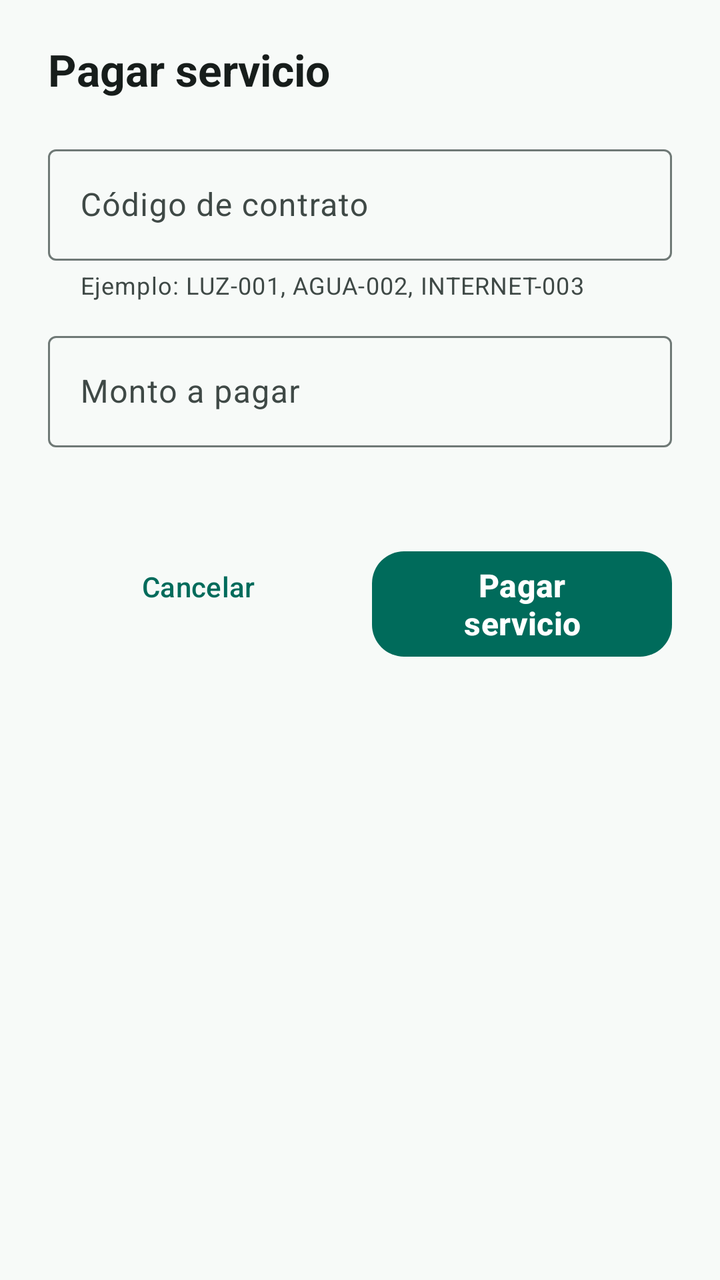
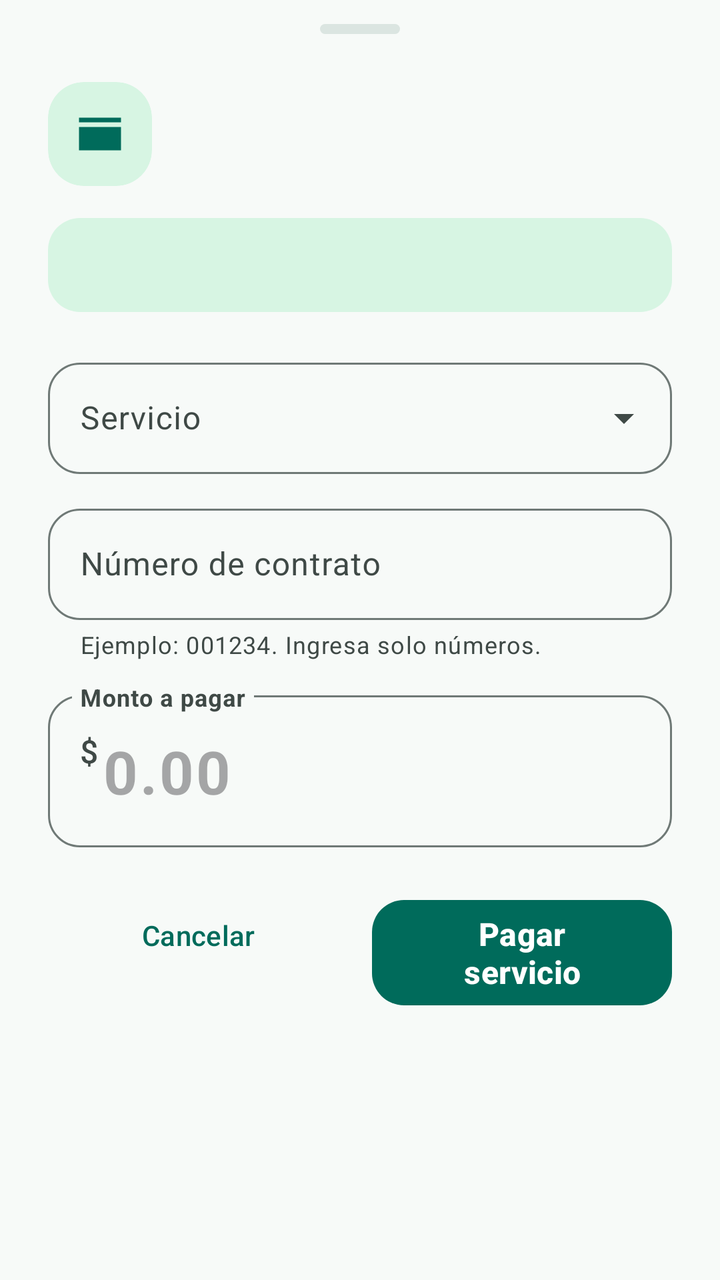

Two renders of the same Android screen: before a commit and after it. Below are the layout's source before the change and the commit's diff.
<!-- AndroidManifest.xml: application theme Theme.NexoPay -->
<!-- res/layout/sheet_service.xml -->
<?xml version="1.0" encoding="utf-8"?>
<LinearLayout xmlns:android="http://schemas.android.com/apk/res/android"
    xmlns:app="http://schemas.android.com/apk/res-auto"
    android:layout_width="match_parent"
    android:layout_height="wrap_content"
    android:orientation="vertical"
    android:paddingStart="24dp"
    android:paddingTop="20dp"
    android:paddingEnd="24dp"
    android:paddingBottom="28dp">

    <TextView
        android:layout_width="match_parent"
        android:layout_height="wrap_content"
        android:text="@string/service_sheet_title"
        android:textColor="@color/nexo_on_surface"
        android:textSize="22sp"
        android:textStyle="bold" />

    <com.google.android.material.textfield.TextInputLayout
        android:id="@+id/inputLayoutContract"
        android:layout_width="match_parent"
        android:layout_height="wrap_content"
        android:layout_marginTop="20dp"
        android:hint="@string/service_sheet_code"
        app:helperText="@string/service_sheet_hint">

        <com.google.android.material.textfield.TextInputEditText
            android:id="@+id/inputContract"
            android:layout_width="match_parent"
            android:layout_height="wrap_content"
            android:digits="ABCDEFGHIJKLMNOPQRSTUVWXYZabcdefghijklmnopqrstuvwxyz0123456789-"
            android:imeOptions="actionNext"
            android:inputType="textCapCharacters"
            android:maxLength="17"
            android:singleLine="true" />
    </com.google.android.material.textfield.TextInputLayout>

    <com.google.android.material.textfield.TextInputLayout
        android:id="@+id/inputLayoutAmount"
        android:layout_width="match_parent"
        android:layout_height="wrap_content"
        android:layout_marginTop="12dp"
        android:hint="@string/service_sheet_amount"
        app:prefixText="S/ ">

        <com.google.android.material.textfield.TextInputEditText
            android:id="@+id/inputAmount"
            android:layout_width="match_parent"
            android:layout_height="wrap_content"
            android:imeOptions="actionDone"
            android:inputType="numberDecimal"
            android:maxLength="12"
            android:singleLine="true" />
    </com.google.android.material.textfield.TextInputLayout>

    <TextView
        android:id="@+id/textAvailable"
        android:layout_width="match_parent"
        android:layout_height="wrap_content"
        android:layout_marginTop="8dp"
        android:textColor="@color/nexo_on_surface_variant"
        android:textSize="13sp" />

    <TextView
        android:id="@+id/textError"
        android:layout_width="match_parent"
        android:layout_height="wrap_content"
        android:layout_marginTop="8dp"
        android:textColor="@color/nexo_danger"
        android:textSize="13sp"
        android:visibility="gone" />

    <LinearLayout
        android:layout_width="match_parent"
        android:layout_height="wrap_content"
        android:layout_marginTop="20dp"
        android:orientation="horizontal">

        <com.google.android.material.button.MaterialButton
            android:id="@+id/buttonCancel"
            style="@style/Widget.Material3.Button.TextButton"
            android:layout_width="0dp"
            android:layout_height="wrap_content"
            android:layout_weight="1"
            android:text="@string/common_cancel" />

        <com.google.android.material.button.MaterialButton
            android:id="@+id/buttonConfirm"
            style="@style/Widget.NexoPay.PrimaryButton"
            android:layout_width="0dp"
            android:layout_height="wrap_content"
            android:layout_marginStart="12dp"
            android:layout_weight="1"
            android:text="@string/service_sheet_confirm" />
    </LinearLayout>
</LinearLayout>
<!-- resources referenced by this layout -->
<resources>
  <string name="service_sheet_code">Código de contrato</string>
  <string name="service_sheet_hint">Ejemplo: LUZ-001, AGUA-002, INTERNET-003</string>
  <string name="service_sheet_title">Pagar servicio</string>
  <style name="Theme.NexoPay" parent="Theme.Material3.Light.NoActionBar">
          <item name="colorPrimary">@color/nexo_primary</item>
          <item name="colorOnPrimary">@color/nexo_on_primary</item>
          <item name="colorPrimaryContainer">@color/nexo_primary_container</item>
          <item name="colorOnPrimaryContainer">@color/nexo_on_primary_container</item>
          <item name="colorSecondary">@color/nexo_secondary</item>
          <item name="colorOnSecondary">@color/nexo_on_secondary</item>
          <item name="colorSecondaryContainer">@color/nexo_secondary_container</item>
          <item name="colorOnSecondaryContainer">@color/nexo_on_secondary_container</item>
          <item name="colorSurface">@color/nexo_surface</item>
          <item name="colorOnSurface">@color/nexo_on_surface</item>
          <item name="colorSurfaceVariant">@color/nexo_surface_variant</item>
          <item name="colorOnSurfaceVariant">@color/nexo_on_surface_variant</item>
          <item name="colorOutline">@color/nexo_outline</item>
          <item name="colorError">@color/nexo_danger</item>
          <item name="colorOnError">@color/nexo_on_primary</item>
          <item name="android:colorBackground">@color/nexo_background</item>
          <item name="android:windowBackground">@color/nexo_background</item>
          <item name="android:statusBarColor">@android:color/transparent</item>
          <item name="android:navigationBarColor">@color/nexo_background</item>
          <item name="android:windowLightStatusBar">true</item>
          <item name="android:forceDarkAllowed" tools:targetApi="q">false</item>
      </style>
  <!-- unchanged entries left out for length: 19 -->
</resources>

<!-- the commit's change to res/layout/sheet_service.xml (unified diff, before → after) -->
@@ -1,27 +1,48 @@
 <?xml version="1.0" encoding="utf-8"?>
-<LinearLayout xmlns:android="http://schemas.android.com/apk/res/android"
+<androidx.core.widget.NestedScrollView xmlns:android="http://schemas.android.com/apk/res/android"
     xmlns:app="http://schemas.android.com/apk/res-auto"
+    android:layout_width="match_parent"
+    android:layout_height="wrap_content"
+    android:clipToPadding="false"
+    android:fillViewport="true">
+
+    <LinearLayout
     android:layout_width="match_parent"
     android:layout_height="wrap_content"
     android:orientation="vertical"
     android:paddingStart="24dp"
-    android:paddingTop="20dp"
+    android:paddingTop="12dp"
     android:paddingEnd="24dp"
     android:paddingBottom="28dp">
 
+    <include android:id="@+id/header" layout="@layout/view_wallet_sheet_header" />
+
     <TextView
+        android:id="@+id/textAvailable"
+        style="@style/Widget.NexoPay.AvailableBalance" />
+
+    <com.google.android.material.textfield.TextInputLayout
+        android:id="@+id/inputLayoutService"
+        style="@style/Widget.Material3.TextInputLayout.OutlinedBox.ExposedDropdownMenu"
         android:layout_width="match_parent"
         android:layout_height="wrap_content"
-        android:text="@string/service_sheet_title"
-        android:textColor="@color/nexo_on_surface"
-        android:textSize="22sp"
-        android:textStyle="bold" />
+        android:layout_marginTop="20dp"
+        android:hint="@string/service_sheet_service">
+
+        <com.google.android.material.textfield.MaterialAutoCompleteTextView
+            android:id="@+id/inputService"
+            android:layout_width="match_parent"
+            android:layout_height="wrap_content"
+            android:inputType="none"
+            android:saveEnabled="false"
+            android:singleLine="true" />
+    </com.google.android.material.textfield.TextInputLayout>
 
     <com.google.android.material.textfield.TextInputLayout
         android:id="@+id/inputLayoutContract"
         android:layout_width="match_parent"
         android:layout_height="wrap_content"
-        android:layout_marginTop="20dp"
+        android:layout_marginTop="12dp"
         android:hint="@string/service_sheet_code"
         app:helperText="@string/service_sheet_hint">
 
@@ -29,10 +50,10 @@
             android:id="@+id/inputContract"
             android:layout_width="match_parent"
             android:layout_height="wrap_content"
-            android:digits="ABCDEFGHIJKLMNOPQRSTUVWXYZabcdefghijklmnopqrstuvwxyz0123456789-"
             android:imeOptions="actionNext"
-            android:inputType="textCapCharacters"
-            android:maxLength="17"
+            android:inputType="number"
+            android:digits="0123456789"
+            android:maxLength="12"
             android:singleLine="true" />
     </com.google.android.material.textfield.TextInputLayout>
 
@@ -42,34 +63,22 @@
         android:layout_height="wrap_content"
         android:layout_marginTop="12dp"
         android:hint="@string/service_sheet_amount"
-        app:prefixText="S/ ">
+        app:expandedHintEnabled="false"
+        app:prefixText="@string/amount_sheet_currency">
 
         <com.google.android.material.textfield.TextInputEditText
             android:id="@+id/inputAmount"
             android:layout_width="match_parent"
             android:layout_height="wrap_content"
             android:imeOptions="actionDone"
+            android:hint="@string/amount_placeholder"
             android:inputType="numberDecimal"
+            android:minHeight="76dp"
+            android:textSize="30sp"
+            android:textStyle="bold"
             android:maxLength="12"
             android:singleLine="true" />
     </com.google.android.material.textfield.TextInputLayout>
-
-    <TextView
-        android:id="@+id/textAvailable"
-        android:layout_width="match_parent"
-        android:layout_height="wrap_content"
-        android:layout_marginTop="8dp"
-        android:textColor="@color/nexo_on_surface_variant"
-        android:textSize="13sp" />
-
-    <TextView
-        android:id="@+id/textError"
-        android:layout_width="match_parent"
-        android:layout_height="wrap_content"
-        android:layout_marginTop="8dp"
-        android:textColor="@color/nexo_danger"
-        android:textSize="13sp"
-        android:visibility="gone" />
 
     <LinearLayout
         android:layout_width="match_parent"
@@ -94,4 +103,64 @@
             android:layout_weight="1"
             android:text="@string/service_sheet_confirm" />
     </LinearLayout>
+    </LinearLayout>
+</androidx.core.widget.NestedScrollView>
+<!-- res/layout/view_wallet_sheet_header.xml (included above) -->
+<?xml version="1.0" encoding="utf-8"?>
+<LinearLayout xmlns:android="http://schemas.android.com/apk/res/android"
+    xmlns:app="http://schemas.android.com/apk/res-auto"
+    android:layout_width="match_parent"
+    android:layout_height="wrap_content"
+    android:orientation="vertical">
+
+    <View style="@style/Widget.NexoPay.SheetHandle" />
+
+    <LinearLayout
+        android:layout_width="match_parent"
+        android:layout_height="wrap_content"
+        android:gravity="center_vertical"
+        android:orientation="horizontal">
+
+        <com.google.android.material.card.MaterialCardView
+            android:layout_width="52dp"
+            android:layout_height="52dp"
+            app:cardBackgroundColor="@color/nexo_success_container"
+            app:cardCornerRadius="18dp"
+            app:cardElevation="0dp"
+            app:strokeWidth="0dp">
+
+            <ImageView
+                android:id="@+id/imageIcon"
+                android:layout_width="28dp"
+                android:layout_height="28dp"
+                android:layout_gravity="center"
+                android:contentDescription="@null"
+                android:src="@drawable/ic_wallet"
+                app:tint="@color/nexo_primary" />
+        </com.google.android.material.card.MaterialCardView>
+
+        <LinearLayout
+            android:layout_width="0dp"
+            android:layout_height="wrap_content"
+            android:layout_marginStart="14dp"
+            android:layout_weight="1"
+            android:orientation="vertical">
+
+            <TextView
+                android:id="@+id/textTitle"
+                android:layout_width="match_parent"
+                android:layout_height="wrap_content"
+                android:textColor="@color/nexo_on_surface"
+                android:textSize="22sp"
+                android:textStyle="bold" />
+
+            <TextView
+                android:id="@+id/textDescription"
+                android:layout_width="match_parent"
+                android:layout_height="wrap_content"
+                android:layout_marginTop="4dp"
+                android:textColor="@color/nexo_on_surface_variant"
+                android:textSize="13sp" />
+        </LinearLayout>
+    </LinearLayout>
 </LinearLayout>
<!-- resource entries referenced after the edit -->
@@ -1,8 +1,39 @@
 <!-- resources referenced by this layout -->
 <resources>
-  <string name="service_sheet_code">Código de contrato</string>
-  <string name="service_sheet_hint">Ejemplo: LUZ-001, AGUA-002, INTERNET-003</string>
-  <string name="service_sheet_title">Pagar servicio</string>
+  <color name="nexo_success_container">#D7F5E3</color>
+  <!-- drawable ic_wallet (drawable) -->
+  <vector xmlns:android="http://schemas.android.com/apk/res/android"
+      android:width="24dp"
+      android:height="24dp"
+      android:viewportWidth="24"
+      android:viewportHeight="24">
+      <path
+          android:fillColor="#FFFFFF"
+          android:pathData="M21,7H3V5h18V7zM21,9H3v10h18V9zM16,12.5a1.5,1.5 0,1 0,0 3a1.5,1.5 0,1 0,0 -3z" />
+  </vector>
+  <string name="amount_placeholder">0.00</string>
+  <string name="amount_sheet_currency">$</string>
+  <string name="service_sheet_code">Número de contrato</string>
+  <string name="service_sheet_hint">Ejemplo: 001234. Ingresa solo números.</string>
+  <string name="service_sheet_service">Servicio</string>
+  <style name="Widget.NexoPay.AvailableBalance" parent="">
+          <item name="android:layout_width">match_parent</item>
+          <item name="android:layout_height">wrap_content</item>
+          <item name="android:layout_marginTop">16dp</item>
+          <item name="android:background">@drawable/bg_soft_panel</item>
+          <item name="android:padding">14dp</item>
+          <item name="android:textColor">@color/nexo_primary_dark</item>
+          <item name="android:textSize">14sp</item>
+          <item name="android:textStyle">bold</item>
+      </style>
+  <style name="Widget.NexoPay.SheetHandle" parent="">
+          <item name="android:layout_width">40dp</item>
+          <item name="android:layout_height">5dp</item>
+          <item name="android:layout_gravity">center_horizontal</item>
+          <item name="android:layout_marginBottom">24dp</item>
+          <item name="android:background">@drawable/bg_sheet_handle</item>
+          <item name="android:importantForAccessibility">no</item>
+      </style>
   <style name="Theme.NexoPay" parent="Theme.Material3.Light.NoActionBar">
           <item name="colorPrimary">@color/nexo_primary</item>
           <item name="colorOnPrimary">@color/nexo_on_primary</item>
@@ -19,6 +50,8 @@
           <item name="colorOutline">@color/nexo_outline</item>
           <item name="colorError">@color/nexo_danger</item>
           <item name="colorOnError">@color/nexo_on_primary</item>
+          <item name="textInputStyle">@style/Widget.NexoPay.Input</item>
+          <item name="materialAlertDialogTheme">@style/ThemeOverlay.NexoPay.AlertDialog</item>
           <item name="android:colorBackground">@color/nexo_background</item>
           <item name="android:windowBackground">@color/nexo_background</item>
           <item name="android:statusBarColor">@android:color/transparent</item>
@@ -26,6 +59,33 @@
           <item name="android:windowLightStatusBar">true</item>
           <item name="android:forceDarkAllowed" tools:targetApi="q">false</item>
       </style>
+  <!-- drawable bg_soft_panel (drawable) -->
+  <?xml version="1.0" encoding="utf-8"?>
+  <shape xmlns:android="http://schemas.android.com/apk/res/android">
+      <solid android:color="@color/nexo_success_container" />
+      <corners android:radius="16dp" />
+  </shape>
+  <color name="nexo_primary_dark">#00453A</color>
+  <!-- drawable bg_sheet_handle (drawable) -->
+  <?xml version="1.0" encoding="utf-8"?>
+  <shape xmlns:android="http://schemas.android.com/apk/res/android">
+      <solid android:color="@color/nexo_surface_variant" />
+      <corners android:radius="4dp" />
+  </shape>
+  <style name="Widget.NexoPay.Input" parent="Widget.Material3.TextInputLayout.OutlinedBox">
+          <item name="boxCornerRadiusTopStart">16dp</item>
+          <item name="boxCornerRadiusTopEnd">16dp</item>
+          <item name="boxCornerRadiusBottomStart">16dp</item>
+          <item name="boxCornerRadiusBottomEnd">16dp</item>
+      </style>
+  <style name="ThemeOverlay.NexoPay.AlertDialog" parent="ThemeOverlay.Material3.MaterialAlertDialog">
+          <item name="colorSurface">@color/nexo_card</item>
+          <item name="shapeAppearanceMediumComponent">@style/ShapeAppearance.NexoPay.Dialog</item>
+      </style>
+  <color name="nexo_card">#FFFFFF</color>
+  <style name="ShapeAppearance.NexoPay.Dialog" parent="ShapeAppearance.Material3.Corner.Large">
+          <item name="cornerSize">28dp</item>
+      </style>
   <!-- unchanged entries left out for length: 19 -->
 </resources>
 
